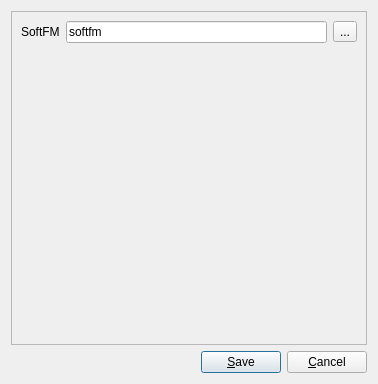
Before: the Qt Designer form SettingsDialog.ui in huseyinkozan/softfm-gui, drawn with Qt 5.
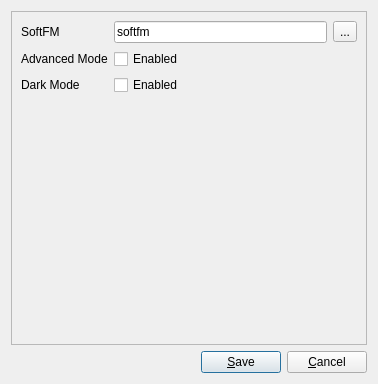
After: the same form once the commit is applied.

What changed in the file:
```diff
--- a/SettingsDialog.ui
+++ b/SettingsDialog.ui
@@ -48,7 +48,7 @@
         </item>
        </layout>
       </item>
-      <item row="1" column="0" colspan="2">
+      <item row="3" column="0" colspan="2">
        <spacer name="verticalSpacer">
         <property name="orientation">
          <enum>Qt::Vertical</enum>
@@ -61,6 +61,34 @@
         </property>
        </spacer>
       </item>
+      <item row="1" column="0">
+       <widget class="QLabel" name="advancedModeLabel">
+        <property name="text">
+         <string>Advanced Mode</string>
+        </property>
+       </widget>
+      </item>
+      <item row="1" column="1">
+       <widget class="QCheckBox" name="advancedModeCheckBox">
+        <property name="text">
+         <string>Enabled</string>
+        </property>
+       </widget>
+      </item>
+      <item row="2" column="0">
+       <widget class="QLabel" name="darkModeLabel">
+        <property name="text">
+         <string>Dark Mode</string>
+        </property>
+       </widget>
+      </item>
+      <item row="2" column="1">
+       <widget class="QCheckBox" name="darkModeCheckBox">
+        <property name="text">
+         <string>Enabled</string>
+        </property>
+       </widget>
+      </item>
      </layout>
     </widget>
    </item>
```
